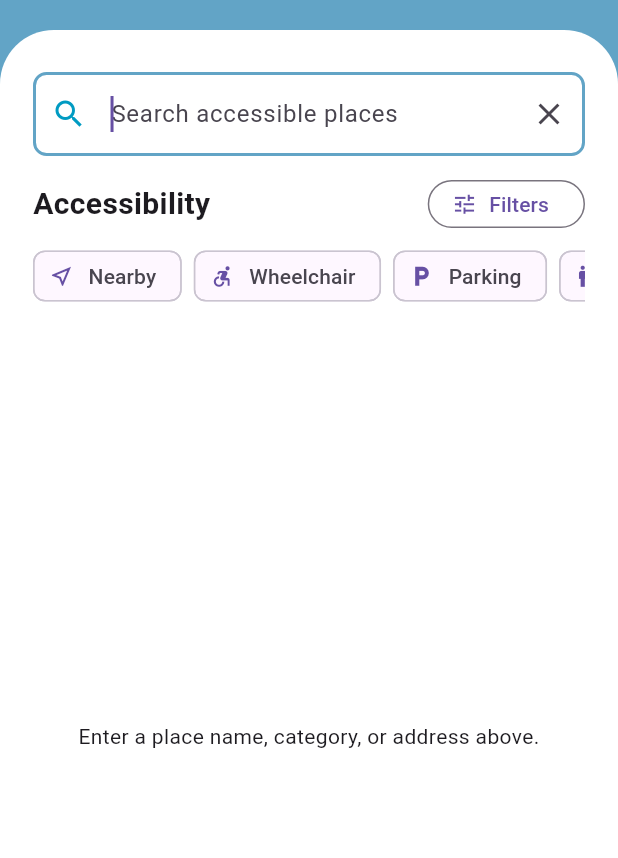
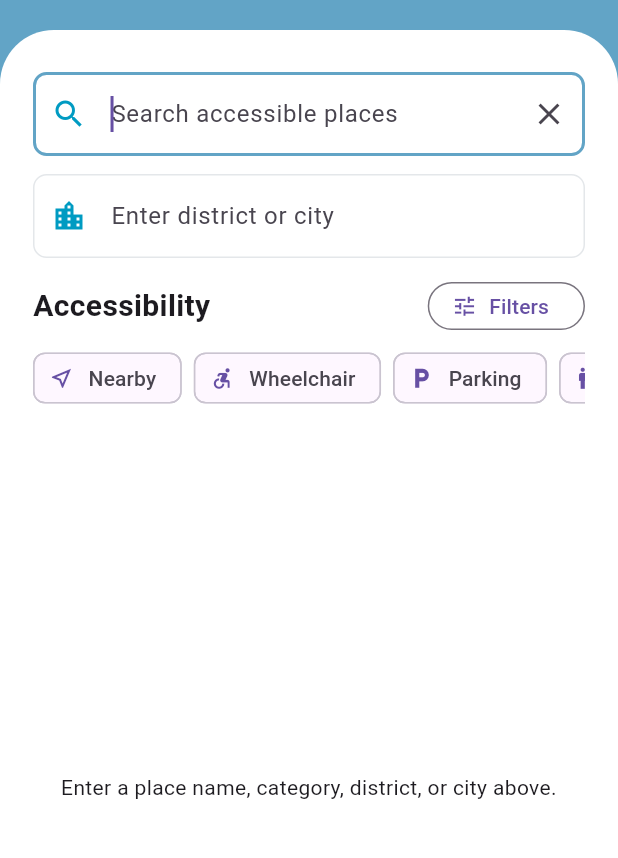
Before and after one commit to Senith001/AccessLink, a Flutter app: the SearchResultsScreen screen opened directly, on a phone screen of 412 x 824 dp, the part 75-933 px from its top. Run offline on Flutter 3.47's test engine with Material 3 defaults, Android fonts, the phone set to English and light mode, and no system bars; our stand-ins replace cloud_firestore, firebase_auth, firebase_core, geolocator; accounts and stored records are empty; Roboto replaces fonts that are missing (Georgia).

Commit message:
IAM-14 search places by district or city

```diff
--- a/lib/models/place.dart
+++ b/lib/models/place.dart
@@ -8,6 +8,8 @@ class Place {
     required this.name,
     required this.category,
     this.address = '',
+    this.city = '',
+    this.district = '',
     this.distance = 'Near you',
     this.accessibilityScore = 'Not rated',
     this.latitude,
@@ -42,6 +44,8 @@ class Place {
       name: name.trim(),
       category: category,
       address: data['address'] as String? ?? data['city'] as String? ?? '',
+      city: data['city'] as String? ?? '',
+      district: data['district'] as String? ?? '',
       latitude: latitude?.toDouble(),
       longitude: longitude?.toDouble(),
       accessibilityFeatures: _readAccessibilityFeatures(data),
@@ -52,6 +56,8 @@ class Place {
   final String name;
   final String category;
   final String address;
+  final String city;
+  final String district;
   final String distance;
   final String accessibilityScore;
   final double? latitude;
@@ -61,11 +67,20 @@ class Place {
 
   bool get hasCoordinates => latitude != null && longitude != null;
 
+  String get locationLabel {
+    if (city.isNotEmpty && district.isNotEmpty) return '$city, $district';
+    if (city.isNotEmpty) return city;
+    if (district.isNotEmpty) return district;
+    return address;
+  }
+
   Place copyWith({String? distance, String? accessibilityScore}) {
     return Place(
       name: name,
       category: category,
       address: address,
+      city: city,
+      district: district,
       distance: distance ?? this.distance,
       accessibilityScore: accessibilityScore ?? this.accessibilityScore,
       latitude: latitude,
--- a/lib/screens/search_results_screen.dart
+++ b/lib/screens/search_results_screen.dart
@@ -29,6 +29,7 @@ class SearchResultsScreen extends StatefulWidget {
 
 class _SearchResultsScreenState extends State<SearchResultsScreen> {
   late final TextEditingController _searchController;
+  late final TextEditingController _locationController;
   List<Place> _places = const [];
   bool _isLoading = true;
   bool _isLoadingLocation = false;
@@ -60,16 +61,22 @@ class _SearchResultsScreenState extends State<SearchResultsScreen> {
 
   List<Place> get _results {
     final query = _searchController.text.trim().toLowerCase();
+    final locationQuery = _locationController.text.trim().toLowerCase();
     final matches = _places.where((place) {
       final matchesText =
           query.isEmpty ||
           place.name.toLowerCase().contains(query) ||
           place.category.toLowerCase().contains(query) ||
           place.address.toLowerCase().contains(query);
+      final matchesLocation =
+          locationQuery.isEmpty ||
+          place.city.toLowerCase().contains(locationQuery) ||
+          place.district.toLowerCase().contains(locationQuery) ||
+          place.address.toLowerCase().contains(locationQuery);
       final matchesFilters = _selectedFilters.every(
         place.accessibilityFeatures.contains,
       );
-      return matchesText && matchesFilters;
+      return matchesText && matchesLocation && matchesFilters;
     }).toList();
 
     if (_nearbyOnly) {
@@ -86,6 +93,7 @@ class _SearchResultsScreenState extends State<SearchResultsScreen> {
   void initState() {
     super.initState();
     _searchController = TextEditingController(text: widget.initialQuery);
+    _locationController = TextEditingController();
     _nearbyOnly = widget.initialNearbyOnly;
     _nearbyLocation = widget.initialLocation;
     if (widget.initialFilter != null) {
@@ -139,12 +147,14 @@ class _SearchResultsScreenState extends State<SearchResultsScreen> {
   @override
   void dispose() {
     _searchController.dispose();
+    _locationController.dispose();
     super.dispose();
   }
 
   @override
   Widget build(BuildContext context) {
     final query = _searchController.text.trim();
+    final locationQuery = _locationController.text.trim();
     return Scaffold(
       backgroundColor: const Color(0xFF62A4C6),
       body: SafeArea(
@@ -174,6 +184,22 @@ class _SearchResultsScreenState extends State<SearchResultsScreen> {
                       decoration: _searchDecoration(),
                     ),
                     const SizedBox(height: 12),
+                    TextField(
+                      controller: _locationController,
+                      onChanged: (_) => setState(() {}),
+                      onSubmitted: (_) => setState(() {}),
+                      textInputAction: TextInputAction.search,
+                      decoration: _locationSearchDecoration(),
+                    ),
+                    if (_locationOptions.isNotEmpty) ...[
+                      const SizedBox(height: 8),
+                      _LocationQuickFilters(
+                        locations: _locationOptions,
+                        selectedLocation: locationQuery,
+                        onSelected: _selectLocation,
+                      ),
+                    ],
+                    const SizedBox(height: 12),
                     _FilterControls(
                       filters: _filters,
                       quickFilters: _quickFilters,
@@ -185,6 +211,7 @@ class _SearchResultsScreenState extends State<SearchResultsScreen> {
                     ),
                     const SizedBox(height: 22),
                     if (query.isNotEmpty ||
+                        locationQuery.isNotEmpty ||
                         _selectedFilters.isNotEmpty ||
                         _nearbyOnly) ...[
                       Text(
@@ -196,7 +223,7 @@ class _SearchResultsScreenState extends State<SearchResultsScreen> {
                       ),
                       const SizedBox(height: 12),
                     ],
-                    Expanded(child: _content(query)),
+                    Expanded(child: _content(query, locationQuery)),
                   ],
                 ),
               ),
@@ -207,7 +234,7 @@ class _SearchResultsScreenState extends State<SearchResultsScreen> {
     );
   }
 
-  Widget _content(String query) {
+  Widget _content(String query, String locationQuery) {
     if (_isLoading) {
       return const Center(child: CircularProgressIndicator());
     }
@@ -223,7 +250,10 @@ class _SearchResultsScreenState extends State<SearchResultsScreen> {
         onRetry: _requestCurrentLocation,
       );
     }
-    if (query.isEmpty && _selectedFilters.isEmpty && !_nearbyOnly) {
+    if (query.isEmpty &&
+        locationQuery.isEmpty &&
+        _selectedFilters.isEmpty &&
+        !_nearbyOnly) {
       return const _SearchPrompt();
     }
     if (_results.isEmpty) {
@@ -238,7 +268,22 @@ class _SearchResultsScreenState extends State<SearchResultsScreen> {
 
   void _clearSearch() {
     _searchController.clear();
+    _locationController.clear();
     setState(() {});
+  }
+
+  void _selectLocation(String location) {
+    _locationController.text = location;
+    setState(() {});
+  }
+
+  List<String> get _locationOptions {
+    final locations = <String>{};
+    for (final place in _places) {
+      if (place.city.isNotEmpty) locations.add(place.city);
+      if (place.district.isNotEmpty) locations.add(place.district);
+    }
+    return (locations.toList()..sort()).take(8).toList();
   }
 
   void _toggleFilter(String filter) {
@@ -439,10 +484,62 @@ class _FilterControls extends StatelessWidget {
   }
 }
 
+class _LocationQuickFilters extends StatelessWidget {
+  const _LocationQuickFilters({
+    required this.locations,
+    required this.selectedLocation,
+    required this.onSelected,
+  });
+
+  final List<String> locations;
+  final String selectedLocation;
+  final ValueChanged<String> onSelected;
+
+  @override
+  Widget build(BuildContext context) {
+    return SizedBox(
+      height: 38,
+      child: ListView.separated(
+        scrollDirection: Axis.horizontal,
+        itemCount: locations.length,
+        separatorBuilder: (context, index) => const SizedBox(width: 8),
+        itemBuilder: (context, index) {
+          final location = locations[index];
+          return ChoiceChip(
+            avatar: const Icon(Icons.location_city_outlined, size: 16),
+            label: Text(location),
+            selected: selectedLocation == location,
+            onSelected: (_) => onSelected(location),
+            selectedColor: const Color(0xFFBDE8F0),
+            materialTapTargetSize: MaterialTapTargetSize.shrinkWrap,
+            visualDensity: VisualDensity.compact,
+          );
+        },
+      ),
+    );
+  }
+}
+
 InputDecoration _searchDecoration() => InputDecoration(
   hintText: 'Search accessible places',
   prefixIcon: const Icon(Icons.search, color: Color(0xFF009BC2)),
   suffixIcon: const Icon(Icons.clear),
+  enabledBorder: OutlineInputBorder(
+    borderSide: const BorderSide(color: Color(0xFFE4E7EA)),
+    borderRadius: BorderRadius.circular(9),
+  ),
+  focusedBorder: OutlineInputBorder(
+    borderSide: const BorderSide(color: Color(0xFF62A4C6), width: 2),
+    borderRadius: BorderRadius.circular(9),
+  ),
+);
+
+InputDecoration _locationSearchDecoration() => InputDecoration(
+  hintText: 'Enter district or city',
+  prefixIcon: const Icon(
+    Icons.location_city_outlined,
+    color: Color(0xFF009BC2),
+  ),
   enabledBorder: OutlineInputBorder(
     borderSide: const BorderSide(color: Color(0xFFE4E7EA)),
     borderRadius: BorderRadius.circular(9),
@@ -483,8 +580,11 @@ class _ResultTile extends StatelessWidget {
                 ),
                 const SizedBox(height: 4),
                 Text('${place.category} . ${place.distance}'),
-                if (place.address.isNotEmpty)
-                  Text(place.address, style: const TextStyle(fontSize: 12)),
+                if (place.locationLabel.isNotEmpty)
+                  Text(
+                    place.locationLabel,
+                    style: const TextStyle(fontSize: 12),
+                  ),
               ],
             ),
           ),
@@ -500,7 +600,7 @@ class _SearchPrompt extends StatelessWidget {
   @override
   Widget build(BuildContext context) => const Center(
     child: Text(
-      'Enter a place name, category, or address above.',
+      'Enter a place name, category, district, or city above.',
       textAlign: TextAlign.center,
     ),
   );
```
Also changed, not shown: 1 other file.
